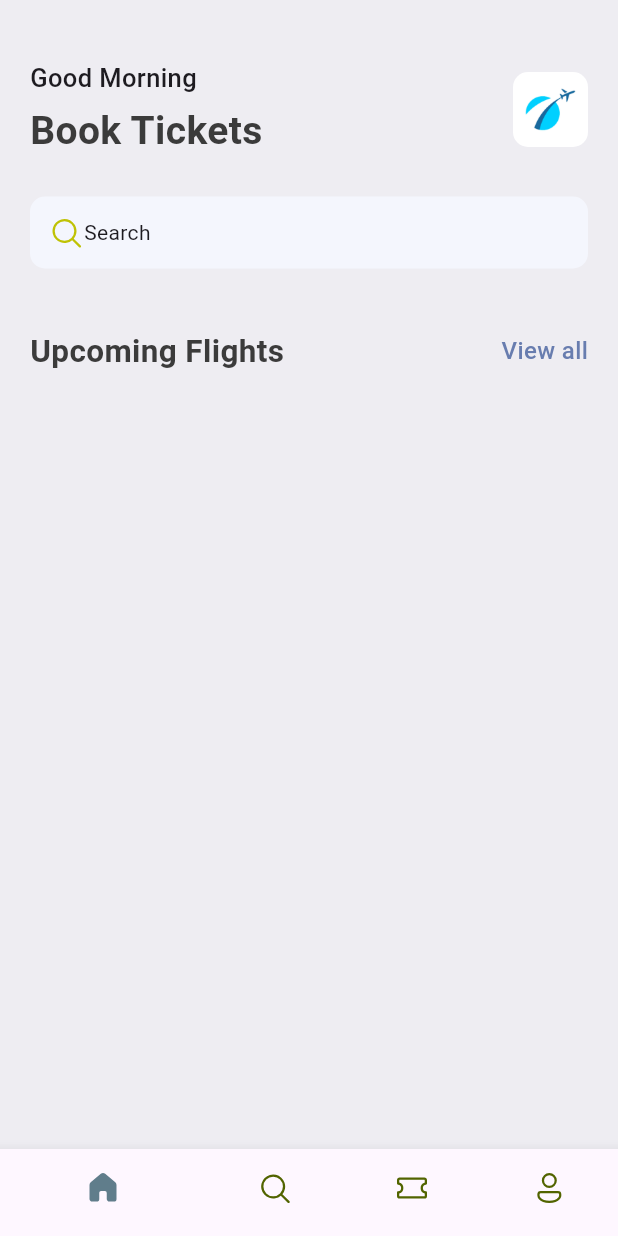
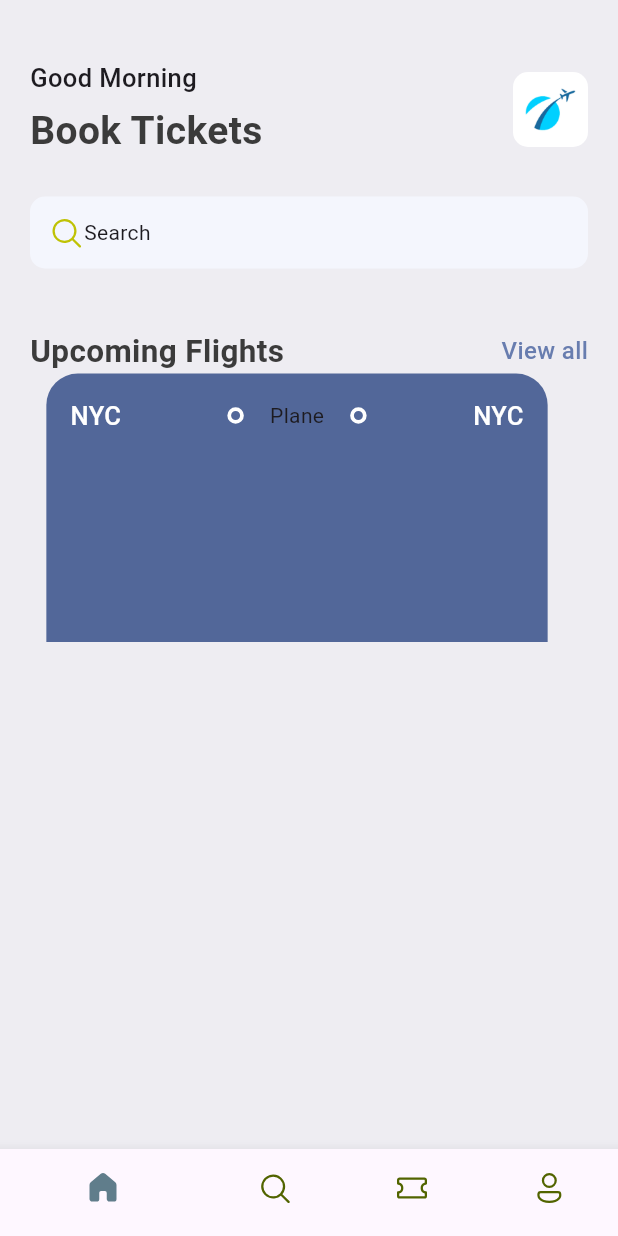
Before and after one commit to MasieJr/ticket_app, a Flutter app: the screen it shows after launch, on a phone screen of 412 x 824 dp. Run offline on Flutter 3.47's test engine with Material 3 defaults, Android fonts, the phone set to English and light mode, and no system bars; our stand-ins replace fluentui_icons.

Commit message:
Adding tickets widgets

```diff
--- a/lib/base/res/styles/app_styles.dart
+++ b/lib/base/res/styles/app_styles.dart
@@ -7,6 +7,8 @@ class AppStyles {
   static Color primaryColor = primary;
   static Color textColor = const Color(0xFF3b3b3b);
   static Color bgColor = const Color(0xFFeeedf2);
+  static Color ticketBlue = const Color(0xFF526799);
+  static Color ticketRed = Colors.red;
 
 //TextStyles
   static TextStyle textStyle = TextStyle(
--- /dev/null
+++ b/lib/base/widgets/app_layout_builder_widget.dart
@@ -0,0 +1,16 @@
+import 'package:flutter/material.dart';
+
+class AppLayoutBuilderWidget extends StatelessWidget {
+  final int randomDivisor;
+  const AppLayoutBuilderWidget({super.key, required this.randomDivisor});
+
+  @override
+  Widget build(BuildContext context) {
+    return LayoutBuilder(
+        builder: (BuildContext context, BoxConstraints constraints) {
+      return Flex(
+        direction: Axis.horizontal,
+      );
+    });
+  }
+}
--- /dev/null
+++ b/lib/base/widgets/big_dot.dart
@@ -0,0 +1,19 @@
+import 'package:flutter/material.dart';
+
+class BigDot extends StatelessWidget {
+  const BigDot({super.key});
+
+  @override
+  Widget build(BuildContext context) {
+    return Container(
+      padding: EdgeInsets.all(3),
+      decoration: BoxDecoration(
+        border: Border.all(
+          width: 2.5,
+          color: Colors.white,
+        ),
+        borderRadius: BorderRadius.circular(20),
+      ),
+    );
+  }
+}
--- /dev/null
+++ b/lib/base/widgets/ticket_view.dart
@@ -0,0 +1,61 @@
+import 'package:fluentui_icons/fluentui_icons.dart';
+import 'package:flutter/material.dart';
+import 'package:ticket_app/base/res/styles/app_styles.dart';
+import 'package:ticket_app/base/widgets/app_layout_builder_widget.dart';
+import 'package:ticket_app/base/widgets/big_dot.dart';
+
+class TicketView extends StatelessWidget {
+  const TicketView({super.key});
+
+  @override
+  Widget build(BuildContext context) {
+    final size = MediaQuery.of(context).size;
+    return SizedBox(
+      width: size.width * 0.85,
+      height: 179,
+      child: Container(
+          padding: const EdgeInsets.all(16),
+          margin: const EdgeInsets.only(right: 16),
+          decoration: BoxDecoration(
+            color: AppStyles.ticketBlue,
+            borderRadius: const BorderRadius.only(
+              topLeft: Radius.circular(21),
+              topRight: Radius.circular(21),
+            ),
+          ),
+          child: Column(
+            children: [
+              Row(
+                // mainAxisAlignment: MainAxisAlignment.spaceBetween,
+                children: [
+                  Text("NYC",
+                      style: AppStyles.headLineStyle3
+                          .copyWith(color: Colors.white)),
+                  Expanded(child: Container()),
+                  const BigDot(),
+                  const Expanded(
+                      child: Stack(
+                    children: [
+                      SizedBox(
+                        child: AppLayoutBuilderWidget(
+                          randomDivisor: 6,
+                        ),
+                      ),
+                      Center(
+                        child: Text("Plane"),
+                      )
+                    ],
+                  )),
+                  const BigDot(),
+                  Expanded(child: Container()),
+                  Text("NYC",
+                      style: AppStyles.headLineStyle3
+                          .copyWith(color: Colors.white)),
+                ],
+              ),
+              Row(),
+            ],
+          )),
+    );
+  }
+}
--- a/lib/screens/home_screen.dart
+++ b/lib/screens/home_screen.dart
@@ -3,6 +3,7 @@ import 'package:flutter/material.dart';
 import 'package:ticket_app/base/res/media.dart';
 import 'package:ticket_app/base/res/styles/app_styles.dart';
 import 'package:ticket_app/base/widgets/app_double_text.dart';
+import 'package:ticket_app/base/widgets/ticket_view.dart';
 
 class HomeScreen extends StatefulWidget {
   const HomeScreen({super.key});
@@ -85,6 +86,7 @@ class _HomeScreenState extends State<HomeScreen> {
                   bigText: "Upcoming Flights",
                   smallText: "View all",
                 ),
+                const TicketView()
               ],
             ),
           ),
```
